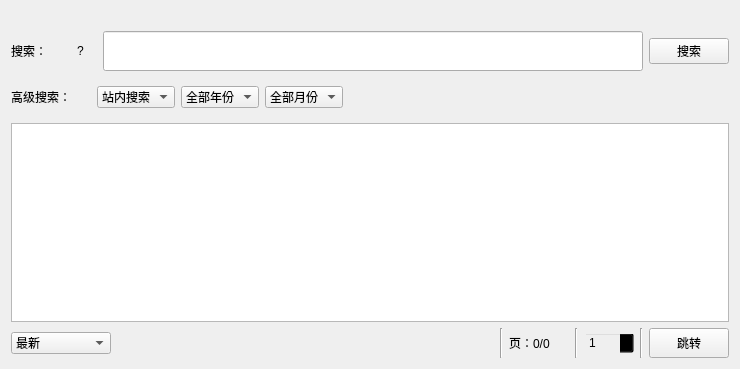
First picture: the form in ui/ui_search.ui, repository tonquer/JMComic-qt, before the edit.
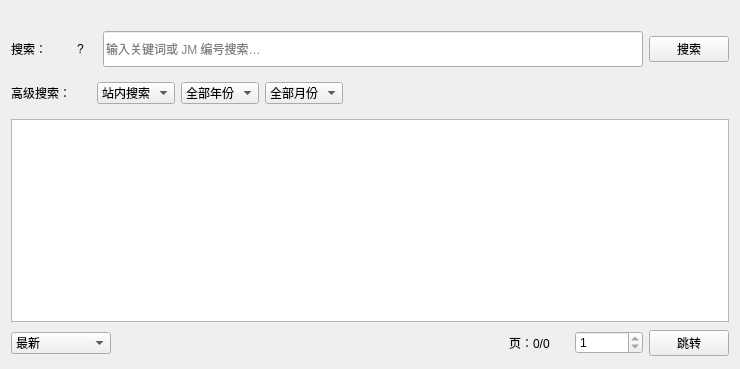
Second picture: the form after the edit. Custom widgets are drawn as their Qt base class.

Patch:
```diff
--- a/ui/ui_search.ui
+++ b/ui/ui_search.ui
@@ -105,9 +105,12 @@
           <property name="minimumSize">
            <size>
             <width>40</width>
-            <height>40</height>
+            <height>36</height>
            </size>
           </property>
+          <property name="placeholderText">
+           <string>输入关键词或 JM 编号搜索…</string>
+          </property>
           <property name="clearButtonEnabled">
            <bool>true</bool>
           </property>
@@ -313,13 +316,6 @@
        </property>
       </spacer>
      </item>
-     <item>
-      <widget class="Line" name="line_4">
-       <property name="orientation">
-        <enum>Qt::Vertical</enum>
-       </property>
-      </widget>
-     </item>
      <item>
       <widget class="QLabel" name="label">
        <property name="minimumSize">
@@ -339,24 +335,14 @@
        </property>
       </widget>
      </item>
-     <item>
-      <widget class="Line" name="line_5">
-       <property name="orientation">
-        <enum>Qt::Vertical</enum>
-       </property>
-      </widget>
-     </item>
      <item>
       <widget class="QSpinBox" name="spinBox">
        <property name="minimumSize">
         <size>
-         <width>50</width>
+         <width>68</width>
          <height>0</height>
         </size>
        </property>
-       <property name="styleSheet">
-        <string notr="true">background-color:transparent;</string>
-       </property>
        <property name="minimum">
         <number>1</number>
        </property>
@@ -365,25 +351,12 @@
        </property>
       </widget>
      </item>
-     <item>
-      <widget class="Line" name="line_6">
-       <property name="orientation">
-        <enum>Qt::Vertical</enum>
-       </property>
-      </widget>
-     </item>
      <item>
       <widget class="QPushButton" name="jumpPage">
        <property name="minimumSize">
         <size>
-         <width>60</width>
-         <height>30</height>
-        </size>
-       </property>
-       <property name="maximumSize">
-        <size>
-         <width>16777215</width>
-         <height>30</height>
+         <width>64</width>
+         <height>0</height>
         </size>
        </property>
        <property name="text">
```
Left out of the diff: 2 changed lines with no effect on the pictures.
